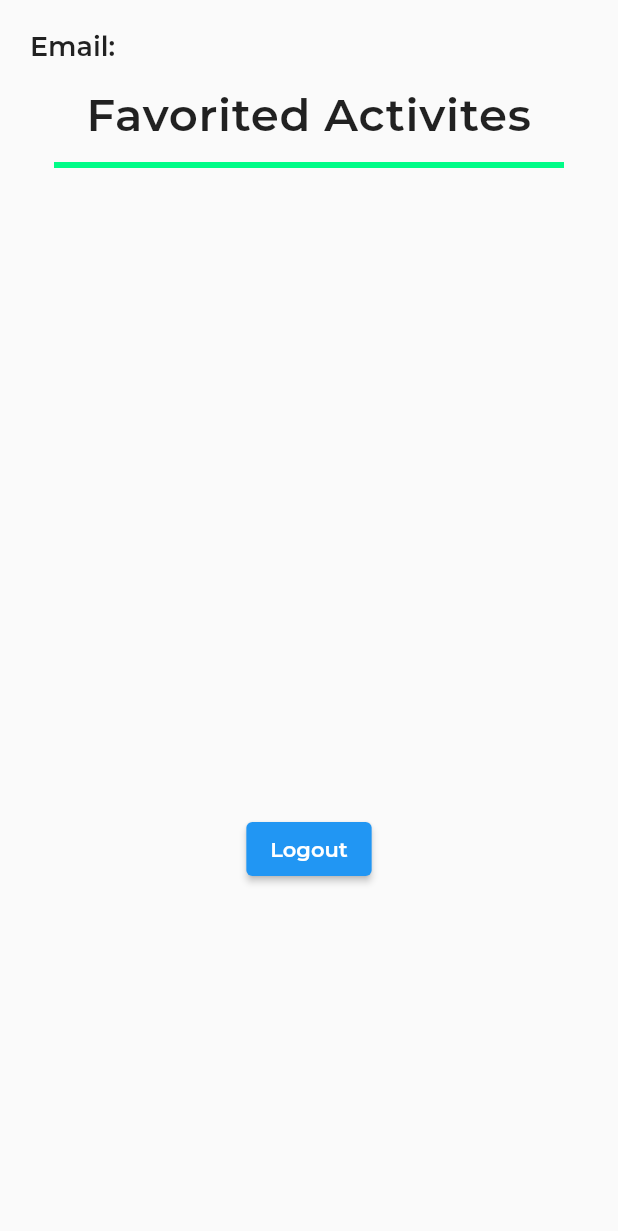
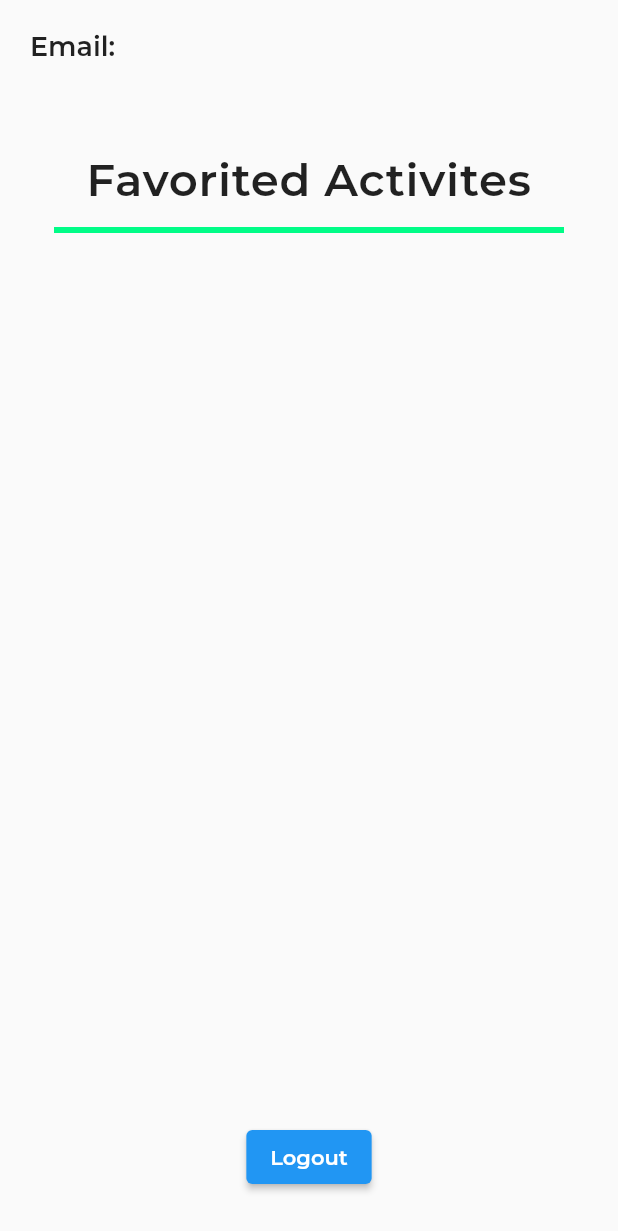
Before and after one commit to lemons342/MobileAppsTeam1, a Flutter app: the Account widget shown alone on an empty page, opened directly with empty values, on a phone screen of 412 x 824 dp. Shown: the top 1231 px of the screen. Run offline on Flutter 3.47's test engine with Material 2 defaults, Android fonts, the phone set to English and light mode, and no system bars; our stand-ins replace cloud_firestore, firebase_auth, firebase_core, google_fonts, table_calendar; accounts and stored records are empty; project files that could hold a hidden picture were left out.

Commit message:
Made a couple changes

```diff
--- a/starter/lib/account.dart
+++ b/starter/lib/account.dart
@@ -11,7 +11,7 @@ import 'utils.dart';
  * Date: 12/13/2022
  * Description: Display user's email and favorite activities
  * Bugs: None that I know of
- * Reflection:
+ * Reflection: Beyond it being a bit lacking in displays it functions, looks fine
  */
 
 class Account extends StatefulWidget {
@@ -35,18 +35,21 @@ class _AccountState extends State<Account> {
         crossAxisAlignment: CrossAxisAlignment.stretch,
         children: <Widget>[
           //Will display the email of the user
-          Row(
-            mainAxisAlignment: MainAxisAlignment.start,
-            children: [
-              Text('Email: ${widget.model.GetUserEmail()}',
+
+              Expanded( flex: 1,
+                child: Text('Email: ${widget.model.GetUserEmail()}',
                     style: const TextStyle(fontSize: 18.0)),
-            ],
               ),
               //Will list the favorite activites entered or selected by the user
-          Column(
-            children: [
-              SizedBox(
-                height: 500,
+              _listOfFavorites(activities),
+              _logoutButton()
+            ]
+      ),
+    ));
+  }
+
+  Expanded _listOfFavorites(CollectionReference<Object?> activities) {
+    return Expanded( flex: 10,
               child: StreamBuilder<QuerySnapshot>(
                   stream: activities
                       .where('favorited',
@@ -115,8 +118,11 @@ class _AccountState extends State<Account> {
                           child: Text('This probably won\'t be returned'));
                     }
                   }),
-              ),
-              Center(
+            );
+  }
+
+  Expanded _logoutButton() {
+    return Expanded( flex: 1,
                 child: Column(
               mainAxisAlignment: MainAxisAlignment.center,
               crossAxisAlignment: CrossAxisAlignment.center,
@@ -124,14 +130,10 @@ class _AccountState extends State<Account> {
                 ElevatedButton(
                     onPressed: _logout, child: const Text('Logout'))
               ],
-              ))
-            ],
-          ),
-        ],
-      ),
             ));
   }
 
+  //Logout the user by accessing the logout in the model
   void _logout() {
     widget.model.Logout();
   }
--- a/starter/lib/account_model.dart
+++ b/starter/lib/account_model.dart
@@ -11,7 +11,7 @@ import 'firebase_options.dart';
  * Date: 12/13/2022
  * Description: Stores the current user and possesses functionality related to firestore auth
  * Bugs: None that I know of
- * Reflection:
+ * Reflection: It performs the functions necessary
  */
 
 class AccountModel extends ChangeNotifier {
```
Also changed, not shown: starter/lib/createaccount.dart (+6 -17 lines), starter/lib/login.dart (+6 -7 lines). Lines whose indentation alone changed are shown as unchanged.
